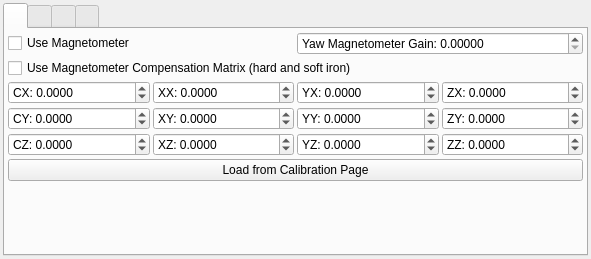
Old version of the form Linux/RControlStation/confcommonwidget.ui in the repository vedderb/rise_sdvp.
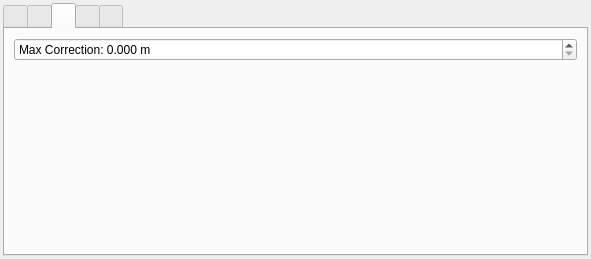
New version of the form. The open tabs and pages were chosen to show the change. Icons and pictures are not drawn.

Commit message: Added UWB max corr parameter

Diff of the .ui file:
```diff
--- a/Linux/RControlStation/confcommonwidget.ui
+++ b/Linux/RControlStation/confcommonwidget.ui
@@ -618,6 +618,52 @@
        </item>
       </layout>
      </widget>
+     <widget class="QWidget" name="tab">
+      <attribute name="icon">
+       <iconset resource="resources.qrc">
+        <normaloff>:/models/Icons/Radio Tower-96.png</normaloff>:/models/Icons/Radio Tower-96.png</iconset>
+      </attribute>
+      <attribute name="title">
+       <string/>
+      </attribute>
+      <attribute name="toolTip">
+       <string>UWB Settings</string>
+      </attribute>
+      <layout class="QVBoxLayout" name="verticalLayout_4">
+       <item>
+        <widget class="QDoubleSpinBox" name="confUwbMaxCorrBox">
+         <property name="toolTip">
+          <string>Maximum correction in one sample.</string>
+         </property>
+         <property name="prefix">
+          <string>Max Correction: </string>
+         </property>
+         <property name="suffix">
+          <string> m</string>
+         </property>
+         <property name="decimals">
+          <number>3</number>
+         </property>
+         <property name="singleStep">
+          <double>0.010000000000000</double>
+         </property>
+        </widget>
+       </item>
+       <item>
+        <spacer name="verticalSpacer">
+         <property name="orientation">
+          <enum>Qt::Vertical</enum>
+         </property>
+         <property name="sizeHint" stdset="0">
+          <size>
+           <width>20</width>
+           <height>169</height>
+          </size>
+         </property>
+        </spacer>
+       </item>
+      </layout>
+     </widget>
      <widget class="QWidget" name="tab_9">
       <attribute name="icon">
        <iconset resource="resources.qrc">
```
The commit also changes 16 other files.
